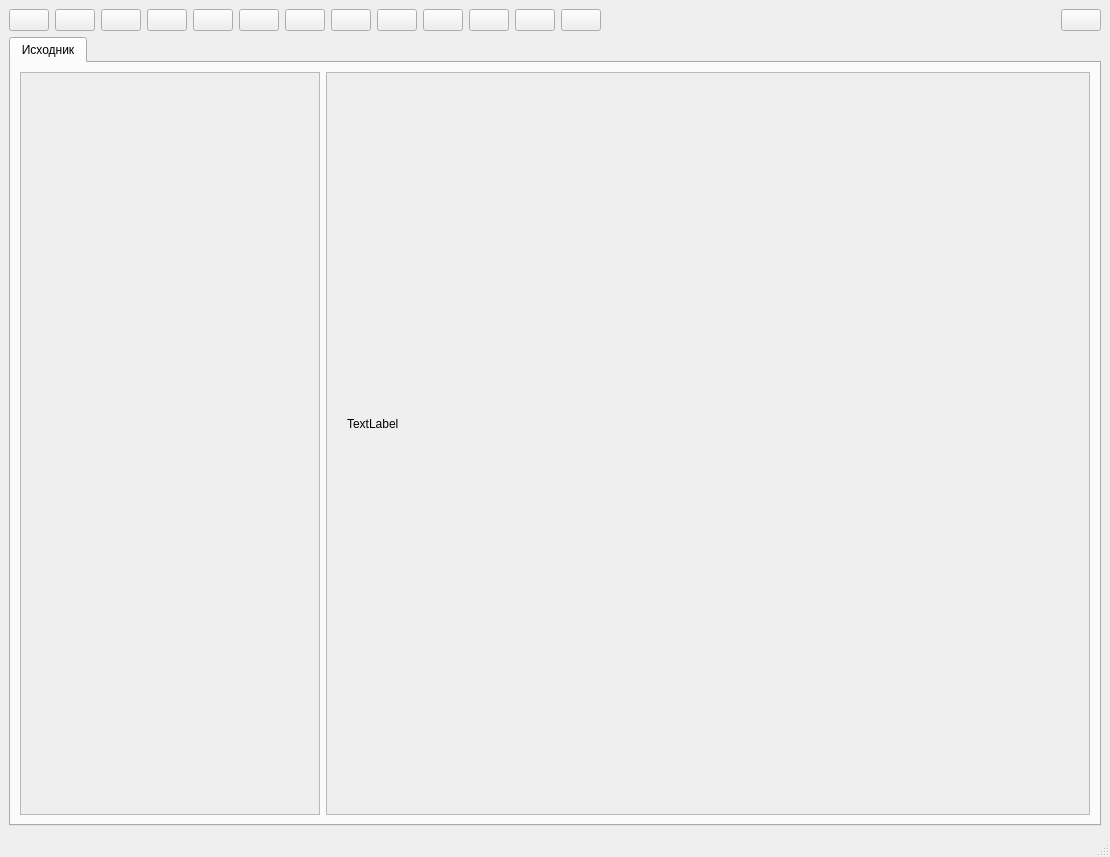
First picture: the form in cropper_ui.ui, repository grigvlwork/blank_reader, before the edit.
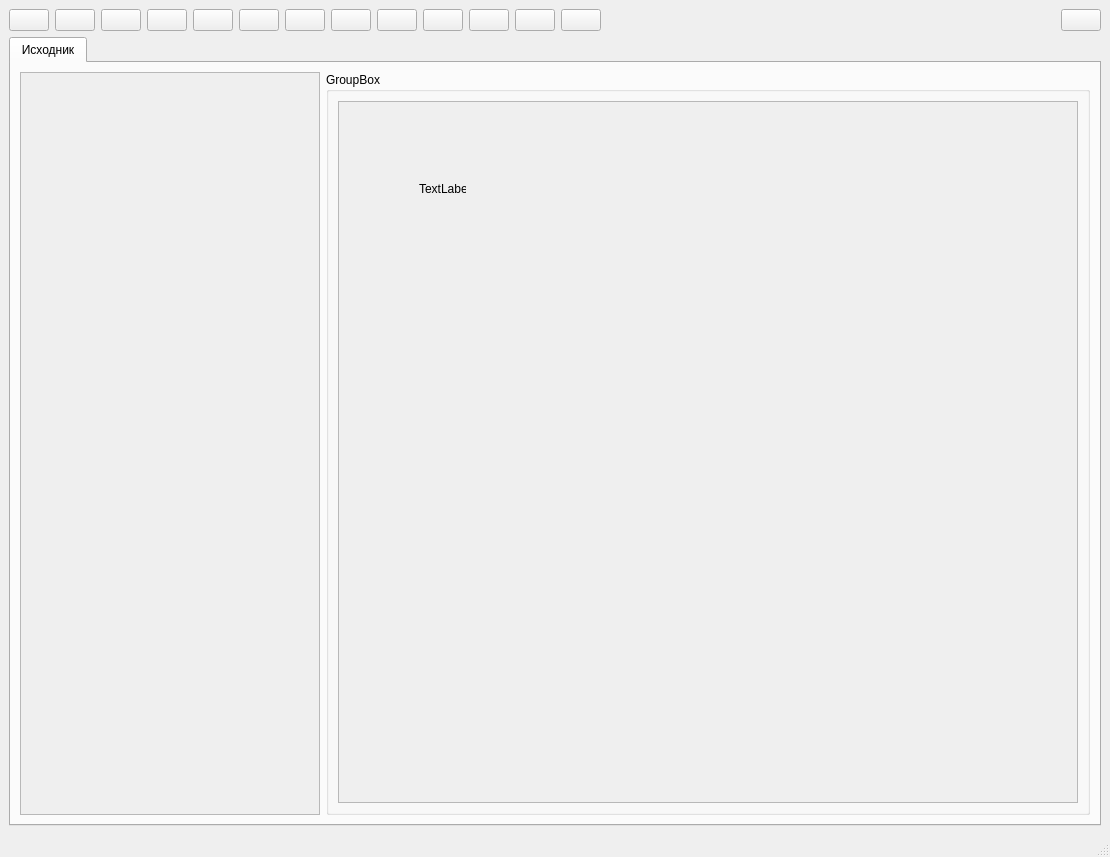
Second picture: the form after the edit. Icons and pictures are not drawn.

Commit message: сделал левый проворот

```diff
--- a/cropper_ui.ui
+++ b/cropper_ui.ui
@@ -395,6 +395,12 @@
             </widget>
            </widget>
           </item>
+          <item>
+           <widget class="QGroupBox" name="groupBox">
+            <property name="title">
+             <string>GroupBox</string>
+            </property>
+            <layout class="QVBoxLayout" name="verticalLayout_2">
           <item>
            <widget class="QScrollArea" name="image_sa">
             <property name="widgetResizable">
@@ -405,17 +411,17 @@
               <rect>
                <x>0</x>
                <y>0</y>
-               <width>749</width>
-               <height>705</height>
+                  <width>738</width>
+                  <height>690</height>
               </rect>
              </property>
              <widget class="QLabel" name="source_lb">
               <property name="geometry">
                <rect>
-                <x>20</x>
-                <y>10</y>
-                <width>711</width>
-                <height>681</height>
+                   <x>80</x>
+                   <y>80</y>
+                   <width>47</width>
+                   <height>13</height>
                </rect>
               </property>
               <property name="sizePolicy">
@@ -429,6 +435,9 @@
               </property>
              </widget>
             </widget>
+              </widget>
+             </item>
+            </layout>
            </widget>
           </item>
          </layout>
```
Left out of the diff: 2 changed lines with no effect on the pictures. Lines whose indentation alone changed are shown as unchanged. The commit also changes 2 other files.
